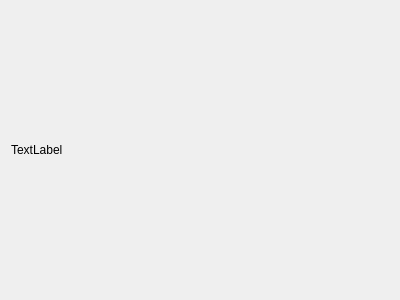
Old version of the form src/libskribisto-common/src/emptyview.ui in the repository jacquetc/skribisto.
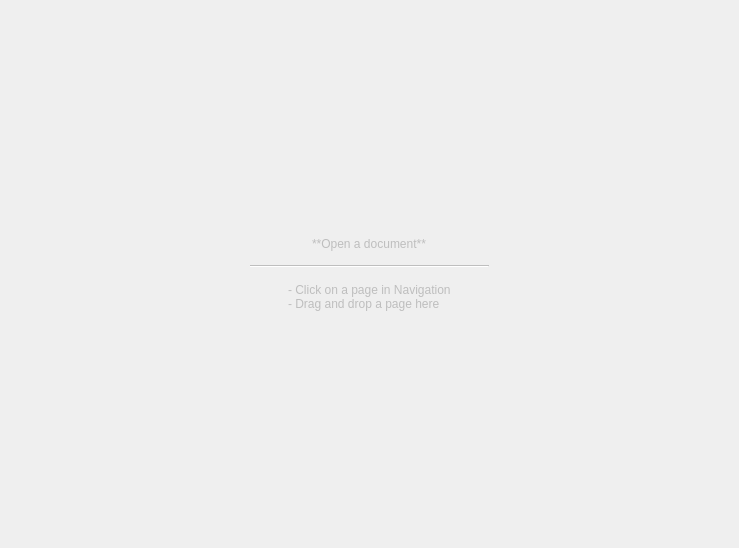
New version of the form.

```diff
--- a/src/libskribisto-common/src/emptyview.ui
+++ b/src/libskribisto-common/src/emptyview.ui
@@ -6,8 +6,8 @@
    <rect>
     <x>0</x>
     <y>0</y>
-    <width>400</width>
-    <height>300</height>
+    <width>739</width>
+    <height>548</height>
    </rect>
   </property>
   <property name="windowTitle">
@@ -15,12 +15,104 @@
   </property>
   <layout class="QVBoxLayout" name="verticalLayout">
    <item>
+    <spacer name="verticalSpacer">
+     <property name="orientation">
+      <enum>Qt::Vertical</enum>
+     </property>
+     <property name="sizeHint" stdset="0">
+      <size>
+       <width>20</width>
+       <height>40</height>
+      </size>
+     </property>
+    </spacer>
+   </item>
+   <item alignment="Qt::AlignHCenter">
     <widget class="QLabel" name="label">
+     <property name="enabled">
+      <bool>false</bool>
+     </property>
      <property name="text">
-      <string>TextLabel</string>
+      <string>**Open a document**</string>
      </property>
+     <property name="textFormat">
+      <enum>Qt::MarkdownText</enum>
+     </property>
     </widget>
    </item>
+   <item>
+    <layout class="QHBoxLayout" name="horizontalLayout">
+     <item>
+      <spacer name="horizontalSpacer">
+       <property name="orientation">
+        <enum>Qt::Horizontal</enum>
+       </property>
+       <property name="sizeHint" stdset="0">
+        <size>
+         <width>40</width>
+         <height>20</height>
+        </size>
+       </property>
+      </spacer>
+     </item>
+     <item>
+      <widget class="Line" name="line">
+       <property name="enabled">
+        <bool>false</bool>
+       </property>
+       <property name="sizePolicy">
+        <sizepolicy hsizetype="Expanding" vsizetype="Fixed">
+         <horstretch>0</horstretch>
+         <verstretch>0</verstretch>
+        </sizepolicy>
+       </property>
+       <property name="orientation">
+        <enum>Qt::Horizontal</enum>
+       </property>
+      </widget>
+     </item>
+     <item>
+      <spacer name="horizontalSpacer_2">
+       <property name="orientation">
+        <enum>Qt::Horizontal</enum>
+       </property>
+       <property name="sizeHint" stdset="0">
+        <size>
+         <width>40</width>
+         <height>20</height>
+        </size>
+       </property>
+      </spacer>
+     </item>
+    </layout>
+   </item>
+   <item alignment="Qt::AlignHCenter">
+    <widget class="QLabel" name="label_2">
+     <property name="enabled">
+      <bool>false</bool>
+     </property>
+     <property name="text">
+      <string>- Click on a page in Navigation
+- Drag and drop a page here</string>
+     </property>
+     <property name="textFormat">
+      <enum>Qt::MarkdownText</enum>
+     </property>
+    </widget>
+   </item>
+   <item>
+    <spacer name="verticalSpacer_2">
+     <property name="orientation">
+      <enum>Qt::Vertical</enum>
+     </property>
+     <property name="sizeHint" stdset="0">
+      <size>
+       <width>20</width>
+       <height>40</height>
+      </size>
+     </property>
+    </spacer>
+   </item>
   </layout>
  </widget>
  <resources/>
```
